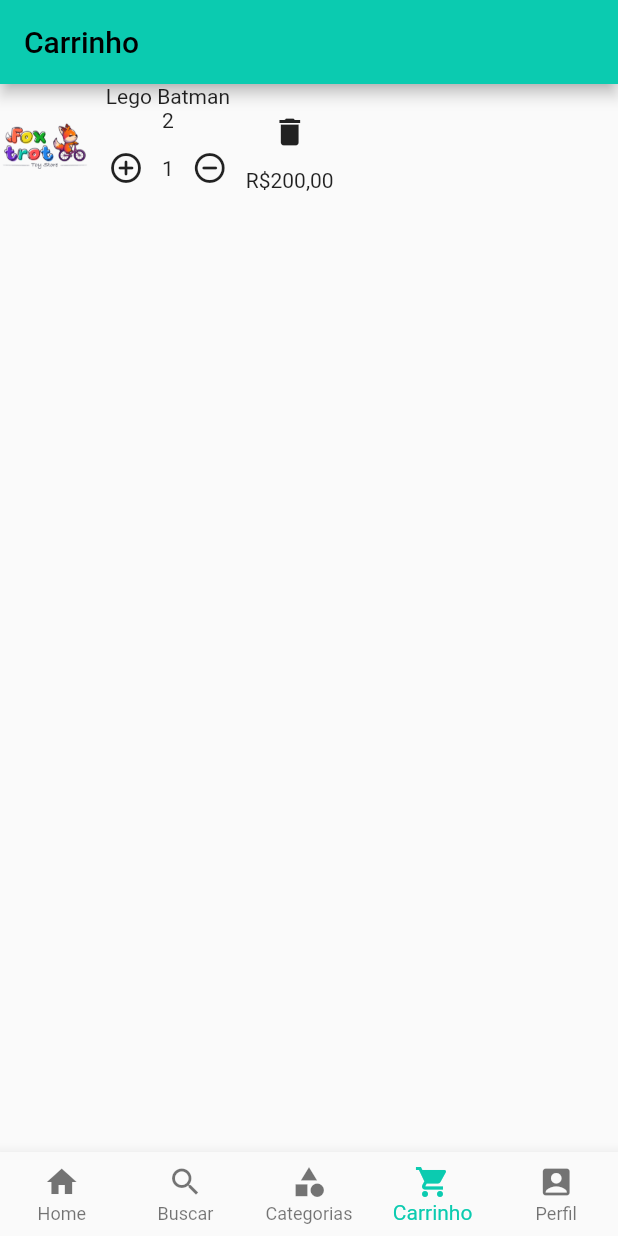
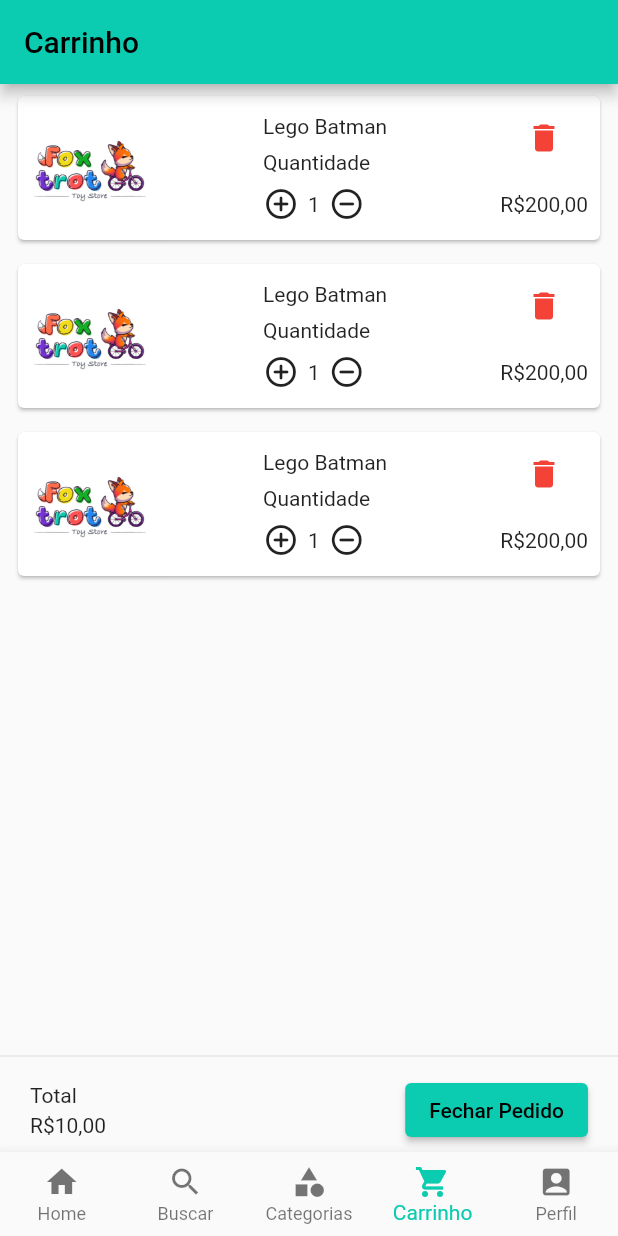
Before and after one commit to CammyFerreira/Projeto_Flutter, a Flutter app: the screen it shows after launch, item 4 of the bottom bar chosen, on a phone screen of 412 x 824 dp. Run offline on Flutter 3.47's test engine with Material 2 defaults, Android fonts, the phone set to English and light mode, and no system bars; our stand-ins replace carousel_slider, email_validator, fluttertoast, google_fonts; network calls fail.

Commit message:
carrinhoV1

```diff
--- a/projeto_flutter/lib/components/carrinho_card.dart
+++ b/projeto_flutter/lib/components/carrinho_card.dart
@@ -5,32 +5,46 @@ class CarrinhoCard extends StatelessWidget {
 
   @override
   Widget build(BuildContext context) {
-    return Container(
+    return Card(
+      child: Padding(
+        padding: const EdgeInsets.all(8.0),
         child: Row(
+          mainAxisAlignment: MainAxisAlignment.spaceBetween,
           children: [
             SizedBox(
               child: Image.asset(
                 'images/logo.png',
-              height: 60,
-              width: 60,
+                height: 80,
+                width: 80,
               ),
             ),
             Column(
+              crossAxisAlignment: CrossAxisAlignment.start,
+              mainAxisAlignment: MainAxisAlignment.start,
               children: [
-              Text('Lego Batman'),
-              Text('2'),
+                const Text('Lego Batman'),
+                const Padding(
+                  padding: EdgeInsets.symmetric(
+                    vertical: 8,
+                  ),
+                  child: Text('Quantidade'),
+                ),
                 Row(
                   children: [
                     IconButton(
+                      padding: const EdgeInsets.only(right: 6),
+                      constraints: const BoxConstraints(),
                       onPressed: () {},
                       icon: const Icon(
                         Icons.add_circle_outline_rounded,
                       ),
                     ),
-                  Text('1'),
+                    const Text('1'),
                     IconButton(
+                      padding: const EdgeInsets.only(left: 6),
+                      constraints: const BoxConstraints(),
                       onPressed: () {},
-                    icon: Icon(
+                      icon: const Icon(
                         Icons.remove_circle_outline_rounded,
                       ),
                     ),
@@ -41,16 +55,20 @@ class CarrinhoCard extends StatelessWidget {
             Column(
               children: [
                 IconButton(
+                  color: Colors.red,
+                  padding: const EdgeInsets.only(bottom: 24),
+                  constraints: const BoxConstraints(),
                   onPressed: () {},
-                icon: Icon(
+                  icon: const Icon(
                     Icons.delete,
                   ),
                 ),
-              Text('R\$200,00'),
+                const Text('R\$200,00'),
               ],
             ),
           ],
         ),
+      ),
     );
   }
 }
--- a/projeto_flutter/lib/views/carrinho.dart
+++ b/projeto_flutter/lib/views/carrinho.dart
@@ -11,19 +11,54 @@ class CarrinhoView extends StatefulWidget {
 }
 
 class _CarrinhoViewState extends State<CarrinhoView> {
-
- @override
+  @override
   Widget build(BuildContext context) {
     return Scaffold(
       appBar: AppBar(
         title: const Text('Carrinho'),
       ),
       body: Column(
-        children: const [
-          CarrinhoCard(),
+        children: [
+          const Padding(
+            padding: EdgeInsets.symmetric(horizontal: 8, vertical:4 ),
+            child: CarrinhoCard(),
+          ),
+           const Padding(
+            padding: EdgeInsets.symmetric(horizontal: 8, vertical:4 ),
+            child: CarrinhoCard(),
+          ),
+           const Padding(
+            padding: EdgeInsets.symmetric(horizontal: 8, vertical:4 ),
+            child: CarrinhoCard(),
+          ),
+          const Spacer(),
+          const Divider(),
+          Padding(
+            padding: const EdgeInsets.symmetric(horizontal: 20, vertical: 4),
+            child: Row(
+              mainAxisAlignment: MainAxisAlignment.spaceBetween,
+              children: [
+
+                Column(
+                  mainAxisAlignment: MainAxisAlignment.spaceBetween,
+                  crossAxisAlignment: CrossAxisAlignment.start,
+                  children: const [
+                    Padding(
+                      padding: EdgeInsets.only(bottom: 4,),
+                      child: Text('Total'),
+                    ),
+                    Text('R\$10,00'),
+                  ],
+                ),
+                ElevatedButton(
+                  onPressed: () {},
+                  child: const Text('Fechar Pedido'),
+                ),
+              ],
+            ),
+          )
         ],
       ),
-
     );
   }
 }
```
Lines whose indentation alone changed are shown as unchanged.
